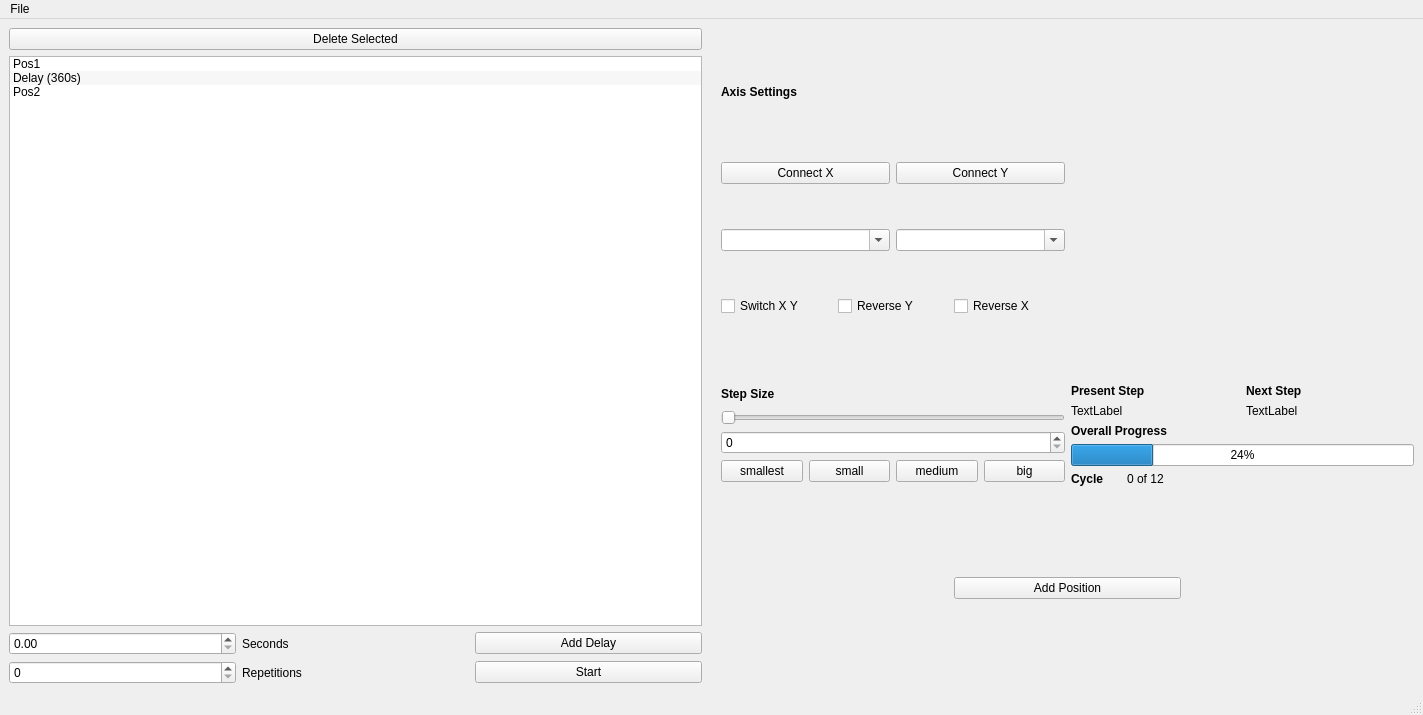
This is gui.ui in craterghost/ACI as Qt 5 draws it before an edit. The edited form follows.
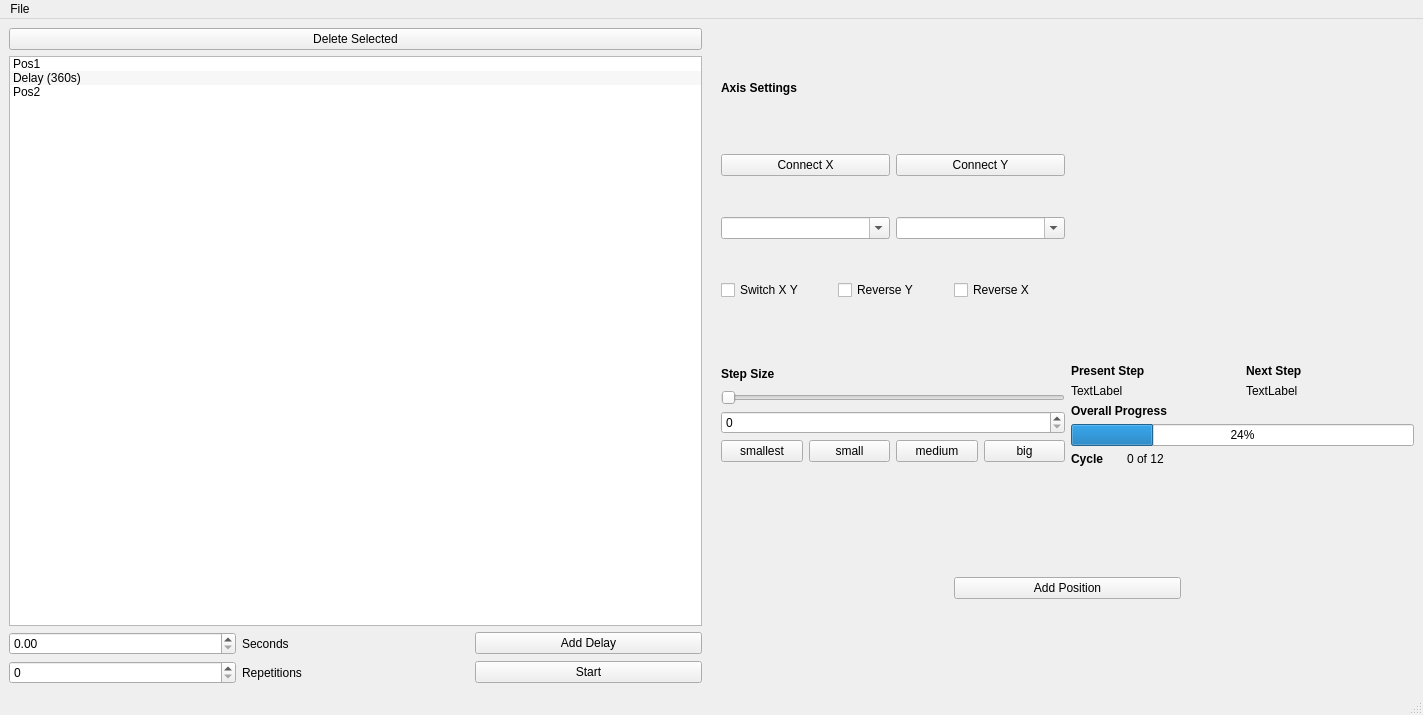
This is the edited form. Icons and pictures are not drawn.

The edit to the form file:
```diff
--- a/gui.ui
+++ b/gui.ui
@@ -421,6 +421,9 @@
           </item>
           <item>
            <layout class="QHBoxLayout" name="horizontalLayout_3">
+            <property name="bottomMargin">
+             <number>20</number>
+            </property>
             <item>
              <widget class="QLabel" name="label">
               <property name="maximumSize">
@@ -493,6 +496,9 @@
           </item>
           <item>
            <layout class="QHBoxLayout" name="layout_step_sizes">
+            <property name="bottomMargin">
+             <number>20</number>
+            </property>
             <item>
              <widget class="QPushButton" name="button_smallest">
               <property name="text">
```
